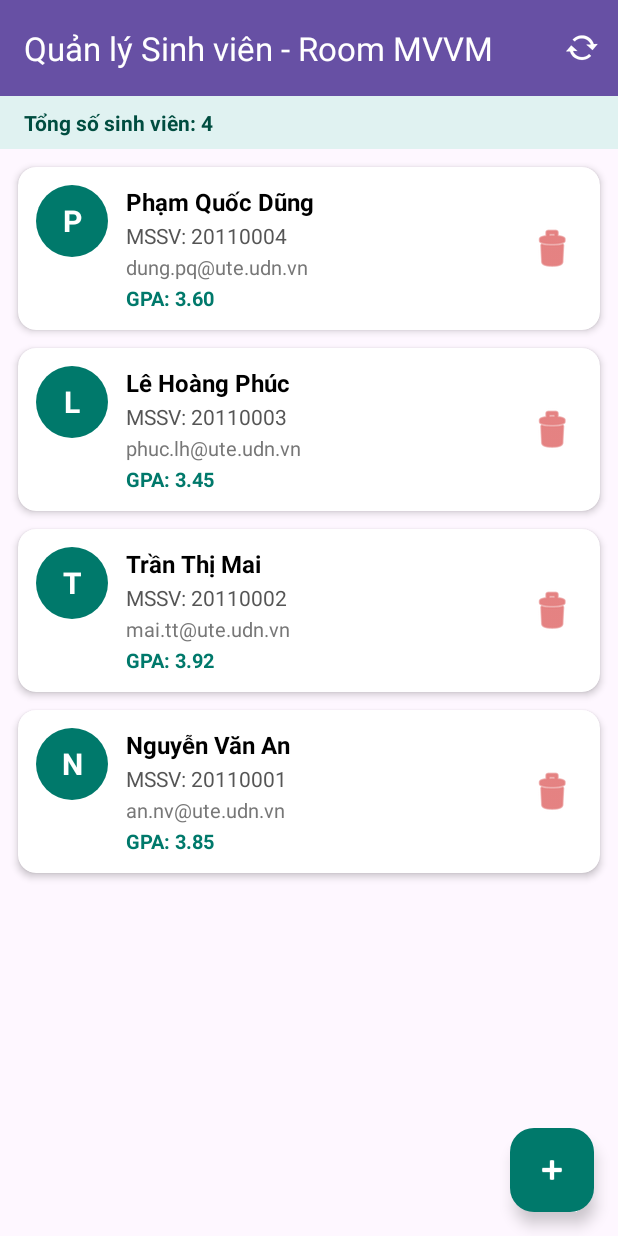
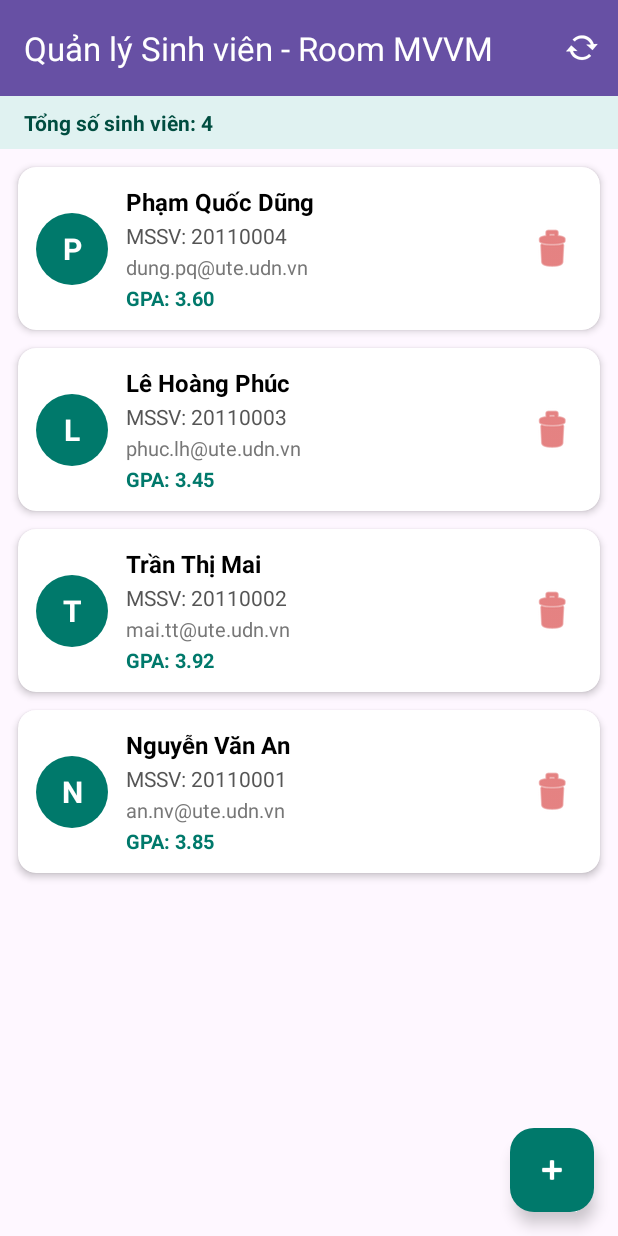
Before and after one commit to river-com/BaiTap_LTLTDD, an Android app: the screen it shows after launch (MainActivity), on a phone screen of 412 x 824 dp. Run offline under Robolectric (Android 15) with nearby library versions, the phone set to English and light mode, and no system bars; our stand-ins replace Room's generated code.

Commit message:
fix(ui): correct student avatar bottom constraint

```diff
--- a/StudentMVVM/app/src/main/res/layout/item_student_room.xml
+++ b/StudentMVVM/app/src/main/res/layout/item_student_room.xml
@@ -23,7 +23,7 @@
             android:textColor="@android:color/white"
             android:textSize="20sp"
             android:textStyle="bold"
-            app:layout_bottom_toBottomOf="parent"
+            app:layout_constraintBottom_toBottomOf="parent"
             app:layout_constraintStart_toStartOf="parent"
             app:layout_constraintTop_toTopOf="parent"
             tools:text="A" />
```
